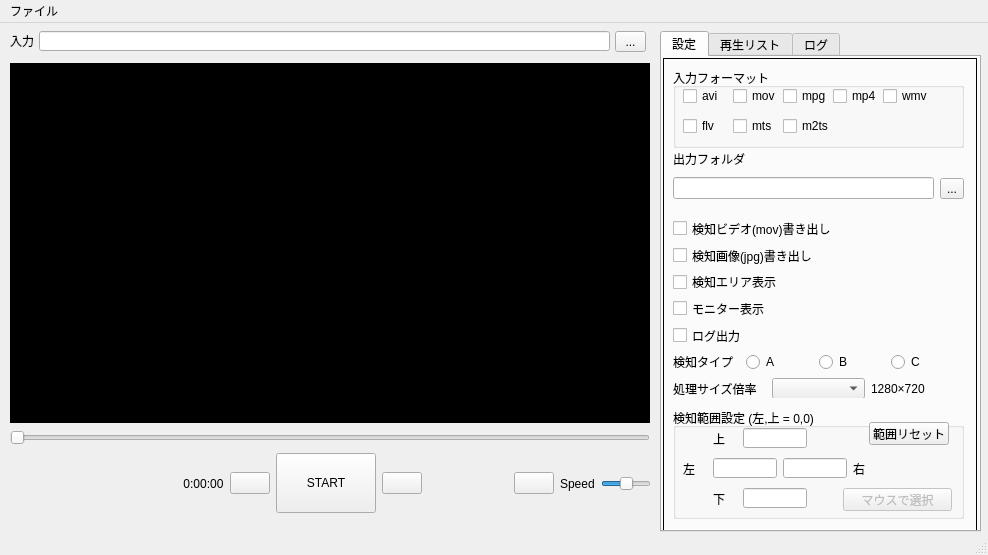
Above: video_detectUI.ui from tmizu23/video_detect before the change. Below: the same form after it.
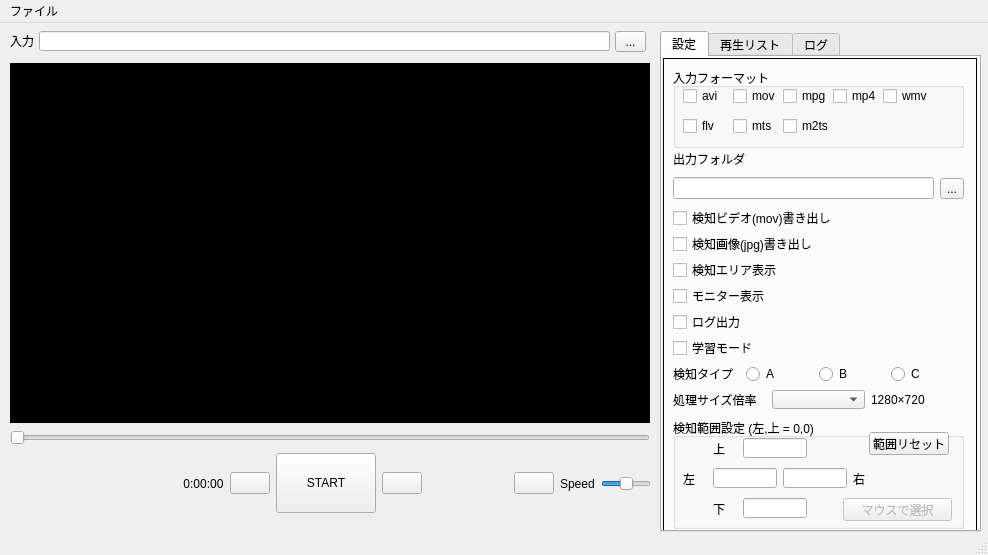
That is the form after the change. Icons and pictures are not drawn.

```diff
--- a/video_detectUI.ui
+++ b/video_detectUI.ui
@@ -55,9 +55,9 @@
        <property name="geometry">
         <rect>
          <x>10</x>
-         <y>160</y>
+         <y>150</y>
          <width>291</width>
-         <height>180</height>
+         <height>201</height>
         </rect>
        </property>
        <layout class="QVBoxLayout" name="verticalLayout_6">
@@ -108,6 +108,13 @@
           </property>
          </widget>
         </item>
+        <item>
+         <widget class="QCheckBox" name="learning_checkBox">
+          <property name="text">
+           <string>学習モード</string>
+          </property>
+         </widget>
+        </item>
         <item>
          <layout class="QHBoxLayout" name="horizontalLayout">
           <property name="spacing">
@@ -170,7 +177,7 @@
        <property name="geometry">
         <rect>
          <x>10</x>
-         <y>350</y>
+         <y>360</y>
          <width>291</width>
          <height>111</height>
         </rect>
```
Left out of the diff: 6 changed lines with no effect on the pictures.
